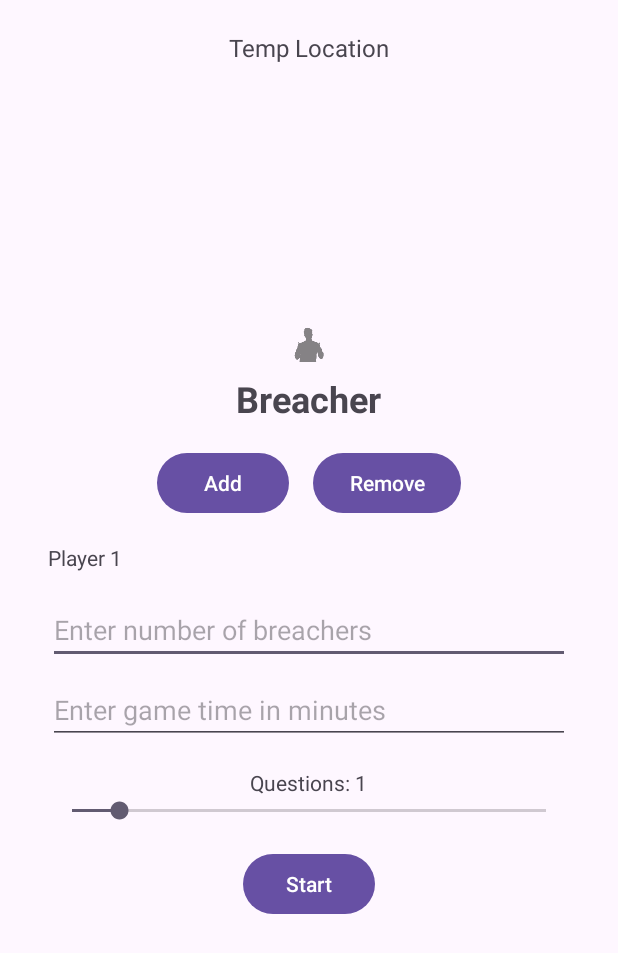
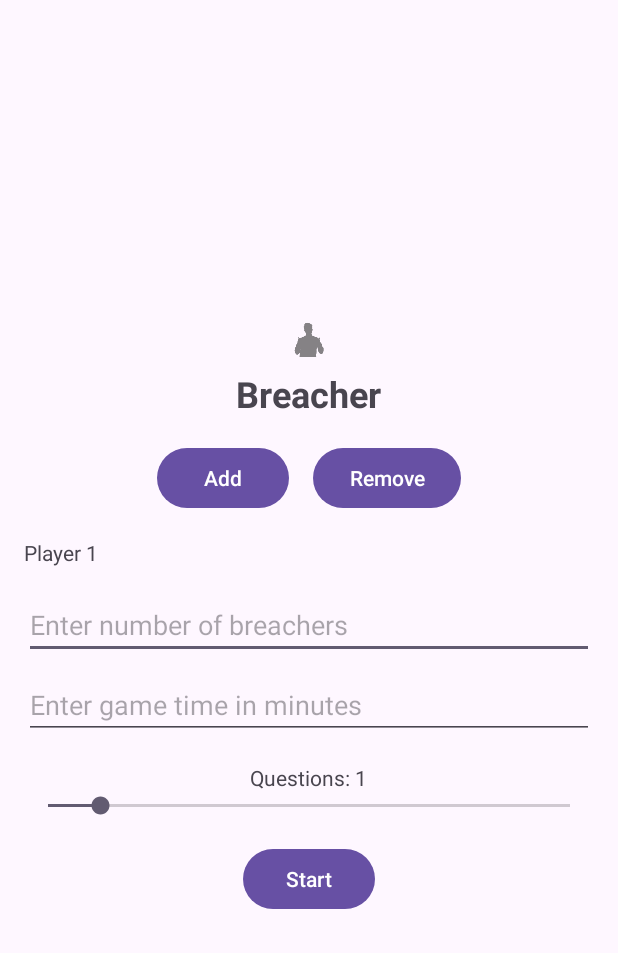
Before and after one commit to KevinTripi/Breach, an Android app: the screen it shows after launch (MainActivity), on a phone screen of 412 x 824 dp. Shown: the top 953 px of the screen. Run offline under Robolectric (Android 15) with nearby library versions, the phone set to English and light mode, and no system bars.

Commit message:
activity_main: Removed extraneous views

```diff
--- a/app/src/main/res/layout/activity_main.xml
+++ b/app/src/main/res/layout/activity_main.xml
@@ -6,31 +6,6 @@
     android:orientation="vertical"
     android:gravity="center"
     android:padding="16dp">
-
-    <!-- Location Label -->
-    <TextView
-        android:id="@+id/location_label"
-        android:layout_width="wrap_content"
-        android:layout_height="wrap_content"
-        android:text="Location:"
-        android:textSize="18sp"
-        android:textStyle="bold" />
-
-    <!-- Location Value -->
-    <TextView
-        android:id="@+id/location_value"
-        android:layout_width="wrap_content"
-        android:layout_height="wrap_content"
-        android:text="Temp Location"
-        android:textSize="16sp" />
-
-
-    <LinearLayout
-        android:layout_width="match_parent"
-        android:layout_height="match_parent"
-        android:orientation="vertical"
-        android:padding="16dp"
-        android:gravity="center">
 
     <ImageView
         android:id="@+id/image_placeholder"
@@ -120,41 +95,3 @@
         android:text="Start"
         android:layout_marginTop="16dp" />
 </LinearLayout>
-
-    <!-- Spacer -->
-    <Space
-        android:layout_width="0dp"
-        android:layout_height="24dp" />
-
-    <!-- Breacher Label -->
-    <TextView
-        android:id="@+id/breacher_label"
-        android:layout_width="wrap_content"
-        android:layout_height="wrap_content"
-        android:text="Breacher:"
-        android:textSize="18sp"
-        android:textStyle="bold" />
-
-    <!-- Breacher Value -->
-    <TextView
-        android:id="@+id/breacher_value"
-        android:layout_width="wrap_content"
-        android:layout_height="wrap_content"
-        android:text="Temp Player"
-        android:textSize="16sp" />
-
-    <!-- Spacer -->
-    <Space
-        android:layout_width="0dp"
-        android:layout_height="16dp" />
-
-    <!-- Button -->
-    <Button
-        android:id="@+id/action_button"
-        android:layout_width="wrap_content"
-        android:layout_height="wrap_content"
-        android:text="Action"
-        android:textSize="16sp" />
-
-
-</LinearLayout>
```
Lines whose indentation alone changed are shown as unchanged.
